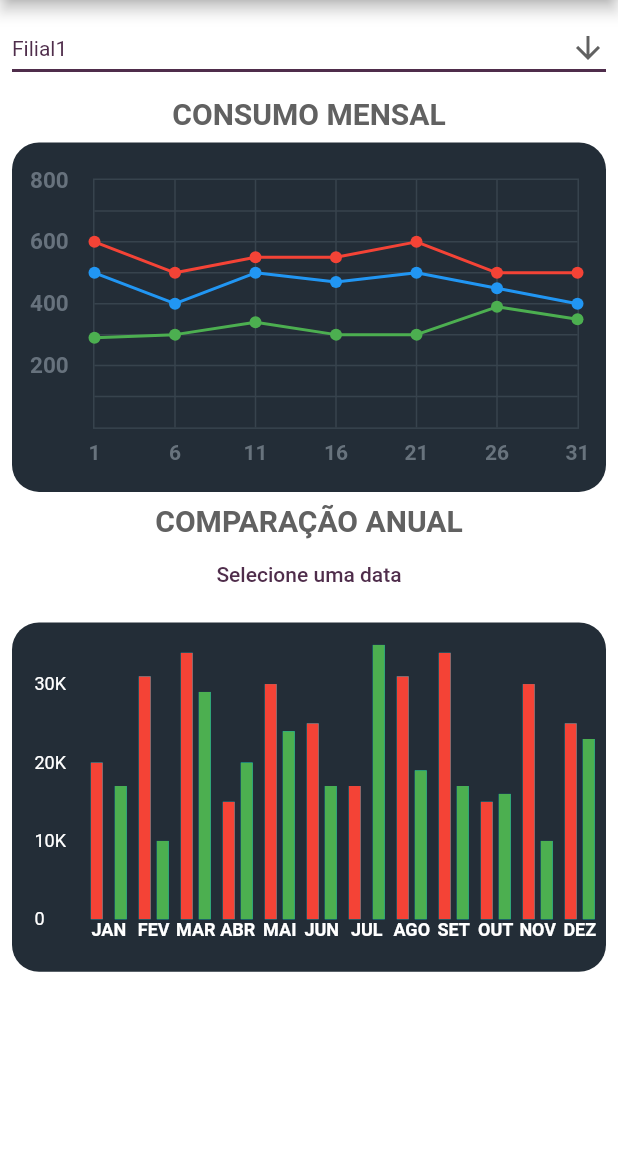
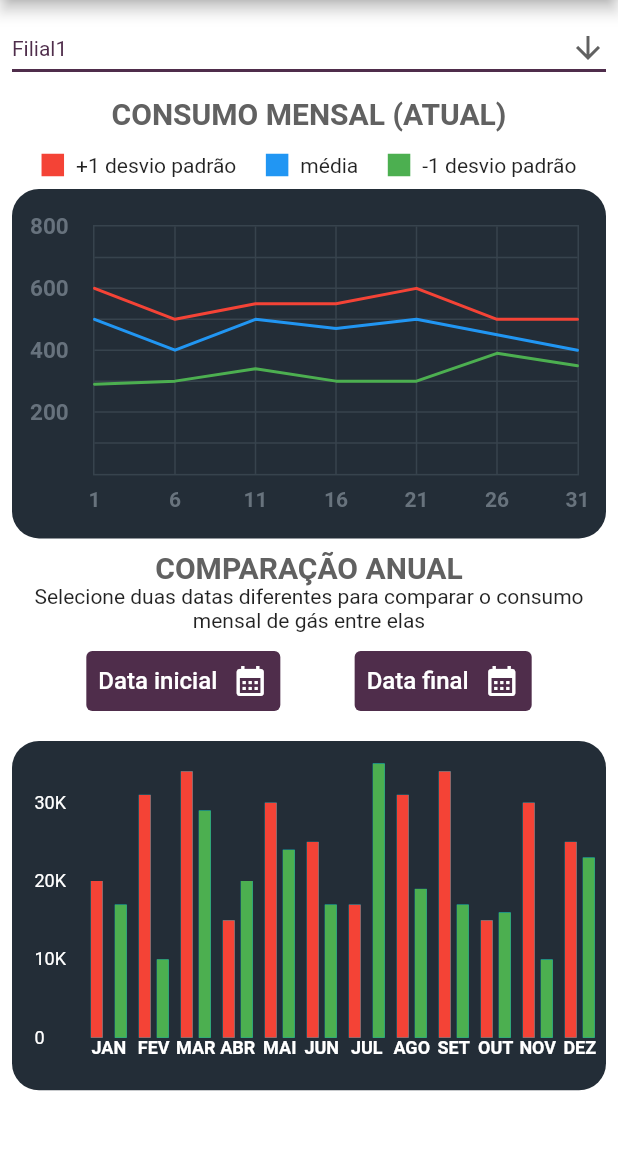
Before and after one commit to mathbonato/gastrics_mobile, a Flutter app: the MetricsPage screen opened directly, on a phone screen of 412 x 824 dp, the part 84-1234 px from its top. Run offline on Flutter 3.47's test engine with Material 2 defaults, Android fonts, the phone set to English and light mode, and no system bars; drawn by our look-alikes of fl_chart; our stand-ins replace flutter_datetime_picker, get, google_fonts; missing offline and left inert: dart:ffi; statements that could not run were skipped.

Commit message:
adding fixes

```diff
--- a/lib/modules/metrics/line_chart.dart
+++ b/lib/modules/metrics/line_chart.dart
@@ -165,7 +165,7 @@ LineChartData mainData() {
         barWidth: 2,
         isStrokeCapRound: true,
         dotData: FlDotData(
-          show: true,
+          show: false,
         ),
       ),
       LineChartBarData(
@@ -183,7 +183,7 @@ LineChartData mainData() {
         barWidth: 2,
         isStrokeCapRound: true,
         dotData: FlDotData(
-          show: true,
+          show: false,
         ),
       ),
       LineChartBarData(
@@ -201,7 +201,7 @@ LineChartData mainData() {
         barWidth: 2,
         isStrokeCapRound: true,
         dotData: FlDotData(
-          show: true,
+          show: false,
         ),
       ),
     ],
--- a/lib/modules/metrics/metrics_page.dart
+++ b/lib/modules/metrics/metrics_page.dart
@@ -61,11 +61,73 @@ class _MetricsPage extends State<MetricsPage> {
               ),
             ),
             Text(
-              'Consumo mensal'.toUpperCase(),
+              'Consumo mensal (atual)'.toUpperCase(),
               style: const TextStyle(
                 color: AppColors.textPrimary,
                 fontWeight: FontWeight.bold,
                 fontSize: 20,
+              ),
+            ),
+            Padding(
+              padding: const EdgeInsets.only(top: 15, left: 8, right: 8),
+              child: Row(
+                mainAxisAlignment: MainAxisAlignment.spaceEvenly,
+                children: [
+                  Container(
+                    child: Row(
+                      children: [
+                        Container(
+                          color: Colors.red,
+                          width: 15,
+                          height: 15,
+                        ),
+                        const Padding(
+                          padding: EdgeInsets.only(left: 8.0),
+                          child: Text(
+                            '+1 desvio padrão',
+                            style: TextStyle(fontSize: 14),
+                          ),
+                        )
+                      ],
+                    ),
+                  ),
+                  Container(
+                    child: Row(
+                      children: [
+                        Container(
+                          color: Colors.blue,
+                          width: 15,
+                          height: 15,
+                        ),
+                        const Padding(
+                          padding: EdgeInsets.only(left: 8.0),
+                          child: Text(
+                            'média',
+                            style: TextStyle(fontSize: 14),
+                          ),
+                        )
+                      ],
+                    ),
+                  ),
+                  Container(
+                    child: Row(
+                      children: [
+                        Container(
+                          color: Colors.green,
+                          width: 15,
+                          height: 15,
+                        ),
+                        const Padding(
+                          padding: EdgeInsets.only(left: 8.0),
+                          child: Text(
+                            '-1 desvio padrão',
+                            style: TextStyle(fontSize: 14),
+                          ),
+                        )
+                      ],
+                    ),
+                  ),
+                ],
               ),
             ),
             const LineChart1(),
@@ -77,8 +139,21 @@ class _MetricsPage extends State<MetricsPage> {
                 fontSize: 20,
               ),
             ),
-            Center(
-              child: Column(
+            const Padding(
+              padding: EdgeInsets.only(left: 12, right: 12),
+              child: Text(
+                'Selecione duas datas diferentes para comparar o consumo mensal de gás entre elas',
+                textAlign: TextAlign.center,
+                style: TextStyle(
+                  color: AppColors.bla,
+                  fontSize: 14,
+                ),
+              ),
+            ),
+            Padding(
+              padding: const EdgeInsets.all(8.0),
+              child: Row(
+                mainAxisAlignment: MainAxisAlignment.spaceEvenly,
                 children: <Widget>[
                   //new buttonText starts
                   TextButton(
@@ -91,20 +166,74 @@ class _MetricsPage extends State<MetricsPage> {
                                   color: Colors.white,
                                   fontWeight: FontWeight.bold,
                                   fontSize: 18),
-                                doneStyle: TextStyle(
-                                    color: Colors.white, fontSize: 16)),
+                              doneStyle:
+                                  TextStyle(color: Colors.white, fontSize: 16)),
                           pickerModel: CustomMonthPicker(
                               locale: LocaleType.pt,
                               minTime: DateTime(2020, 1, 1),
                               maxTime: DateTime.now(),
                               currentTime: DateTime.now()));
                     },
-                      child: const Text(
-                        'Selecione uma data',
-                        style:
-                            TextStyle(color: AppColors.primary, fontSize: 14),
-                      )),
-                  //new buttonText ends.
+                    style: TextButton.styleFrom(
+                      backgroundColor: AppColors.primary,
+                    ),
+                    child: Container(
+                      child: Row(
+                        children: const [
+                          Text(
+                            'Data inicial',
+                            style: TextStyle(color: Colors.white, fontSize: 16),
+                          ),
+                          Padding(
+                            padding: EdgeInsets.only(left: 10),
+                            child: Icon(
+                              Icons.calendar_month,
+                              color: Colors.white,
+                            ),
+                          ),
+                        ],
+                      ),
+                    ),
+                  ),
+                  TextButton(
+                    onPressed: () {
+                      DatePicker.showPicker(context,
+                          theme: const DatePickerTheme(
+                              headerColor: Colors.grey,
+                              backgroundColor: AppColors.primary,
+                              itemStyle: TextStyle(
+                                  color: Colors.white,
+                                  fontWeight: FontWeight.bold,
+                                  fontSize: 18),
+                              doneStyle:
+                                  TextStyle(color: Colors.white, fontSize: 16)),
+                          pickerModel: CustomMonthPicker(
+                              locale: LocaleType.pt,
+                              minTime: DateTime(2020, 1, 1),
+                              maxTime: DateTime.now(),
+                              currentTime: DateTime.now()));
+                    },
+                    style: TextButton.styleFrom(
+                      backgroundColor: AppColors.primary,
+                    ),
+                    child: Container(
+                      child: Row(
+                        children: const [
+                          Text(
+                            'Data final',
+                            style: TextStyle(color: Colors.white, fontSize: 16),
+                          ),
+                          Padding(
+                            padding: EdgeInsets.only(left: 10),
+                            child: Icon(
+                              Icons.calendar_month,
+                              color: Colors.white,
+                            ),
+                          ),
+                        ],
+                      ),
+                    ),
+                  )
                 ],
               ),
             ),
```
Lines whose indentation alone changed are shown as unchanged.
